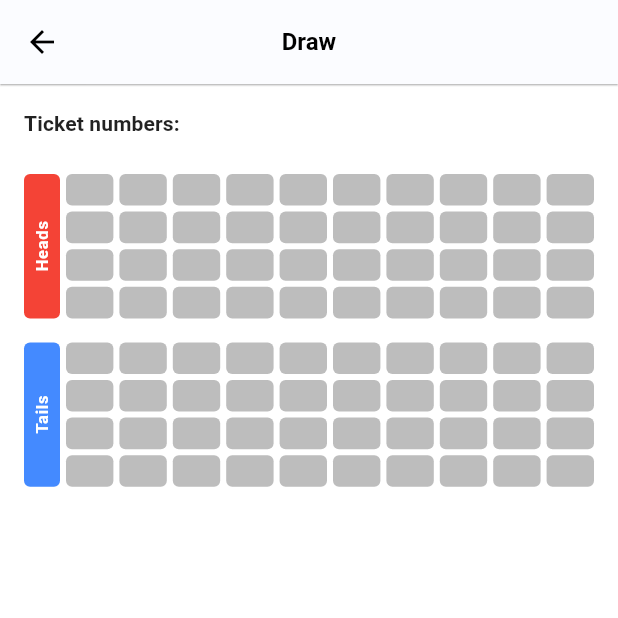
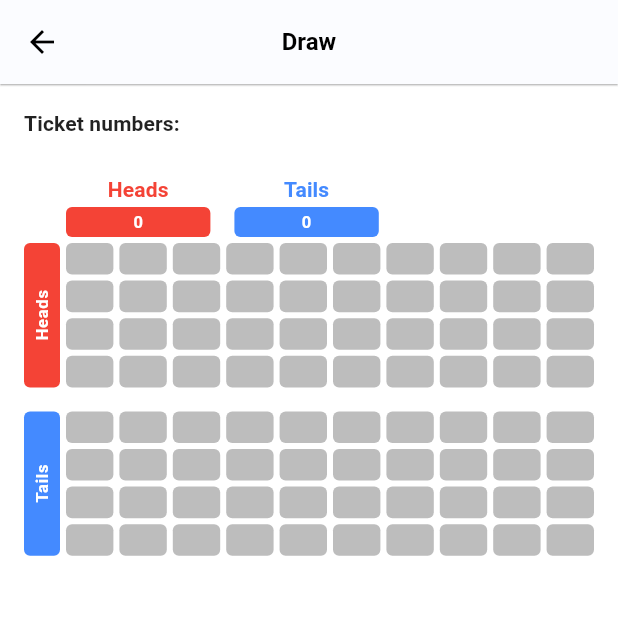
Before and after one commit to rayray199085/My-Draw, a Flutter app: the DrawScreen screen opened directly with empty values, on a phone screen of 412 x 824 dp, the top half of it. Run offline on Flutter 3.47's test engine with Material 3 defaults, Android fonts, the phone set to English and light mode, and no system bars; our stand-ins replace bloc, flutter_bloc, freezed_annotation, go_router.

Commit message:
Add draw board header

```diff
--- /dev/null
+++ b/lib/features/screens/draw/presentation/enums/draw_board_section_type.dart
@@ -0,0 +1,17 @@
+import '../../../../../generated/l10n.dart';
+
+enum DrawBoardSectionType {
+  heads,
+  tails,
+}
+
+extension DrawBordSectionTypeExtension on DrawBoardSectionType {
+  String get label {
+    switch (this) {
+      case DrawBoardSectionType.heads:
+        return S.current.heads;
+      case DrawBoardSectionType.tails:
+        return S.current.tails;
+    }
+  }
+}
--- /dev/null
+++ b/lib/features/screens/draw/presentation/utils/draw_board_section_color.dart
@@ -0,0 +1,15 @@
+import 'package:flutter/material.dart';
+
+import '../enums/draw_board_section_type.dart';
+
+Color getDrawBoardSectionPrimaryColor({
+  required BuildContext context,
+  required DrawBoardSectionType type,
+}) {
+  switch (type) {
+    case DrawBoardSectionType.heads:
+      return Theme.of(context).colorScheme.tertiary;
+    case DrawBoardSectionType.tails:
+      return Theme.of(context).colorScheme.primary;
+  }
+}
--- a/lib/features/screens/draw/presentation/widgets/draw_board/draw_board.dart
+++ b/lib/features/screens/draw/presentation/widgets/draw_board/draw_board.dart
@@ -1,8 +1,10 @@
 import 'package:flutter/material.dart';
+import 'package:my_draw/features/screens/draw/presentation/enums/draw_board_section_type.dart';
 
 import '../../../../../../core/constants/app_constants.dart';
 import '../../../../../../core/theme/gaps.dart';
 import '../../draw_screen_constants.dart';
+import 'draw_board_header.dart';
 import 'draw_board_section.dart';
 
 class DrawBoard extends StatelessWidget {
@@ -16,7 +18,17 @@ class DrawBoard extends StatelessWidget {
         final gridSectionHeight = _calculateGridSectionHeight(
             maxWidth: constraints.maxWidth, itemsCount: sectionItemCount);
         final gridViewHeight = gridSectionHeight * 2 + Gaps.spacing16;
-        return SizedBox(
+        return Column(
+          mainAxisSize: MainAxisSize.min,
+          children: [
+            Padding(
+              padding: const EdgeInsets.only(
+                left: DrawScreenConstants.drawBoardLabelWidth + Gaps.spacing4,
+                bottom: Gaps.spacing4,
+              ),
+              child: DrawBoardHeader(labelWidth: gridSectionHeight),
+            ),
+            SizedBox(
               height: gridViewHeight,
               child: Stack(
                 children: [
@@ -25,20 +37,22 @@ class DrawBoard extends StatelessWidget {
                       DrawBoardSection(
                         startingIndex: 0,
                         itemsCount: sectionItemCount,
-                    sectionType: DrawBordSectionType.heads,
+                        sectionType: DrawBoardSectionType.heads,
                         height: gridSectionHeight,
                       ),
                       const SizedBox(height: Gaps.spacing16),
                       DrawBoardSection(
                         startingIndex: sectionItemCount,
                         itemsCount: sectionItemCount,
-                    sectionType: DrawBordSectionType.tails,
+                        sectionType: DrawBoardSectionType.tails,
                         height: gridSectionHeight,
                       )
                     ],
                   ),
                 ],
               ),
+            ),
+          ],
         );
       },
     );
--- /dev/null
+++ b/lib/features/screens/draw/presentation/widgets/draw_board/draw_board_header.dart
@@ -0,0 +1,45 @@
+import 'package:flutter/material.dart';
+import 'package:flutter_bloc/flutter_bloc.dart';
+
+import '../../../../../../core/constants/app_constants.dart';
+import '../../../../../../core/theme/gaps.dart';
+import '../../cubit/draw_cubit.dart';
+import '../../enums/draw_board_section_type.dart';
+import 'draw_board_header_label.dart';
+
+class DrawBoardHeader extends StatelessWidget {
+  const DrawBoardHeader({
+    super.key,
+    required this.labelWidth,
+  });
+  final double labelWidth;
+
+  @override
+  Widget build(BuildContext context) {
+    return BlocSelector<DrawCubit, DrawState, List<int>>(
+      selector: (state) => state.maybeMap(
+          loaded: (loaded) => loaded.ballNumbers, orElse: () => []),
+      builder: (context, ballNumbers) {
+        final tailsCount = ballNumbers
+            .where((number) => number > AppConstants.totalTicketNumber ~/ 2)
+            .length;
+        final headCount = ballNumbers.length - tailsCount;
+        return Row(
+          spacing: Gaps.spacing16,
+          children: [
+            DrawBoardHeaderLabel(
+              type: DrawBoardSectionType.heads,
+              width: labelWidth,
+              count: headCount,
+            ),
+            DrawBoardHeaderLabel(
+              type: DrawBoardSectionType.tails,
+              width: labelWidth,
+              count: tailsCount,
+            ),
+          ],
+        );
+      },
+    );
+  }
+}
--- /dev/null
+++ b/lib/features/screens/draw/presentation/widgets/draw_board/draw_board_header_label.dart
@@ -0,0 +1,55 @@
+import 'package:flutter/material.dart';
+import 'package:my_draw/core/theme/gaps.dart';
+import 'package:my_draw/core/theme/radius_values.dart';
+import 'package:my_draw/features/screens/draw/presentation/enums/draw_board_section_type.dart';
+import 'package:my_draw/features/screens/draw/presentation/utils/draw_board_section_color.dart';
+
+class DrawBoardHeaderLabel extends StatelessWidget {
+  const DrawBoardHeaderLabel({
+    super.key,
+    required this.type,
+    required this.count,
+    required this.width,
+  });
+  final DrawBoardSectionType type;
+  final int count;
+  final double width;
+
+  @override
+  Widget build(BuildContext context) {
+    final primaryColor =
+        getDrawBoardSectionPrimaryColor(context: context, type: type);
+    return Column(
+      mainAxisSize: MainAxisSize.min,
+      spacing: Gaps.spacing2,
+      children: [
+        Text(
+          type.label,
+          style: Theme.of(context).textTheme.titleSmall?.copyWith(
+                color: primaryColor,
+                fontWeight: FontWeight.bold,
+              ),
+        ),
+        Container(
+          decoration: BoxDecoration(
+            borderRadius: BorderRadius.circular(RadiusValues.circular4),
+            color: primaryColor,
+          ),
+          padding: const EdgeInsets.symmetric(
+            horizontal: Gaps.spacing4,
+            vertical: Gaps.spacing2,
+          ),
+          alignment: Alignment.center,
+          width: width,
+          child: Text(
+            count.toString(),
+            style: Theme.of(context).textTheme.labelSmall?.copyWith(
+                  color: Theme.of(context).colorScheme.onSecondary,
+                  fontWeight: FontWeight.bold,
+                ),
+          ),
+        ),
+      ],
+    );
+  }
+}
--- a/lib/features/screens/draw/presentation/widgets/draw_board/draw_board_section.dart
+++ b/lib/features/screens/draw/presentation/widgets/draw_board/draw_board_section.dart
@@ -1,26 +1,12 @@
 import 'package:flutter/material.dart';
+import 'package:my_draw/features/screens/draw/presentation/utils/draw_board_section_color.dart';
 import 'package:my_draw/features/screens/draw/presentation/widgets/draw_board/draw_board_section_label.dart';
 
 import '../../../../../../core/theme/gaps.dart';
 import '../../../../../../generated/l10n.dart';
 import '../../draw_screen_constants.dart';
+import '../../enums/draw_board_section_type.dart';
 import 'draw_board_section_cell.dart';
-
-enum DrawBordSectionType {
-  heads,
-  tails,
-}
-
-extension DrawBordSectionTypeExtension on DrawBordSectionType {
-  String get label {
-    switch (this) {
-      case DrawBordSectionType.heads:
-        return S.current.heads;
-      case DrawBordSectionType.tails:
-        return S.current.tails;
-    }
-  }
-}
 
 class DrawBoardSection extends StatelessWidget {
   const DrawBoardSection({
@@ -33,7 +19,7 @@ class DrawBoardSection extends StatelessWidget {
 
   final int startingIndex;
   final int itemsCount;
-  final DrawBordSectionType sectionType;
+  final DrawBoardSectionType sectionType;
   final double height;
 
   @override
@@ -45,7 +31,8 @@ class DrawBoardSection extends StatelessWidget {
             width: DrawScreenConstants.drawBoardLabelWidth,
             child: DrawBoardSectionLabel(
               text: _sectionLabel,
-              backgroundColor: _getSectionLabelColor(context),
+              backgroundColor: getDrawBoardSectionPrimaryColor(
+                  context: context, type: sectionType),
             )),
         const SizedBox(width: Gaps.spacing4),
         Expanded(
@@ -72,19 +59,10 @@ class DrawBoardSection extends StatelessWidget {
 
   String get _sectionLabel {
     switch (sectionType) {
-      case DrawBordSectionType.heads:
+      case DrawBoardSectionType.heads:
         return S.current.heads;
-      case DrawBordSectionType.tails:
+      case DrawBoardSectionType.tails:
         return S.current.tails;
     }
   }
-
-  Color _getSectionLabelColor(BuildContext context) {
-    switch (sectionType) {
-      case DrawBordSectionType.heads:
-        return Theme.of(context).colorScheme.tertiary;
-      case DrawBordSectionType.tails:
-        return Theme.of(context).colorScheme.primary;
-    }
-  }
 }
--- a/lib/features/screens/ticket/presentation/ticket_screen.dart
+++ b/lib/features/screens/ticket/presentation/ticket_screen.dart
@@ -5,8 +5,8 @@ import 'package:my_draw/core/router/app_route.dart';
 import 'package:my_draw/core/theme/gaps.dart';
 import 'package:my_draw/features/screens/ticket/presentation/cubit/ticket_cubit.dart';
 import 'package:my_draw/features/screens/ticket/presentation/ticket_screen_constants.dart';
-import 'package:my_draw/features/screens/ticket/presentation/widgets/icon_text_button.dart';
 import 'package:my_draw/features/screens/ticket/presentation/widgets/number_selection_board.dart';
+import 'package:my_draw/features/screens/ticket/presentation/widgets/ticket_header.dart';
 
 import '../../../../generated/l10n.dart';
 
@@ -44,24 +44,7 @@ class TicketBody extends StatelessWidget {
               crossAxisAlignment: CrossAxisAlignment.stretch,
               spacing: Gaps.spacing16,
               children: [
-                Row(
-                  spacing: Gaps.spacing8,
-                  children: [
-                    IconTextButton(
-                      icon: Icons.clear,
-                      label: S.of(context).clear,
-                      onTap: () =>
-                          context.read<TicketCubit>().clearSelectedNumbers(),
-                    ),
-                    IconTextButton(
-                      icon: Icons.vibration,
-                      label: S.of(context).auto,
-                      onTap: () => context
-                          .read<TicketCubit>()
-                          .autoGenerateTicketNumbers(),
-                    )
-                  ],
-                ),
+                const TicketHeader(),
                 NumberSelectionBoard(selectedNumbers: selectedNumbers),
                 ElevatedButton(
                     onPressed: selectedNumbers.length ==
--- /dev/null
+++ b/lib/features/screens/ticket/presentation/widgets/ticket_header.dart
@@ -0,0 +1,30 @@
+import 'package:flutter/material.dart';
+import 'package:flutter_bloc/flutter_bloc.dart';
+
+import '../../../../../core/theme/gaps.dart';
+import '../../../../../generated/l10n.dart';
+import '../cubit/ticket_cubit.dart';
+import 'icon_text_button.dart';
+
+class TicketHeader extends StatelessWidget {
+  const TicketHeader({super.key});
+
+  @override
+  Widget build(BuildContext context) {
+    return Row(
+      spacing: Gaps.spacing8,
+      children: [
+        IconTextButton(
+          icon: Icons.clear,
+          label: S.of(context).clear,
+          onTap: () => context.read<TicketCubit>().clearSelectedNumbers(),
+        ),
+        IconTextButton(
+          icon: Icons.vibration,
+          label: S.of(context).auto,
+          onTap: () => context.read<TicketCubit>().autoGenerateTicketNumbers(),
+        )
+      ],
+    );
+  }
+}
```
Lines whose indentation alone changed are shown as unchanged.
